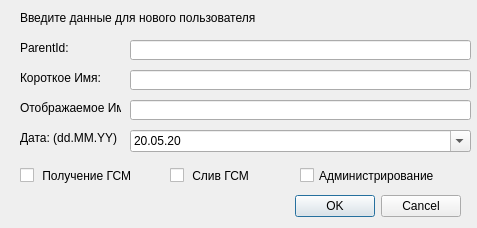
Evgeniykull/DataBase, file dataBaseFirebird/dialogs/adduserdialog.ui: the form before one commit.
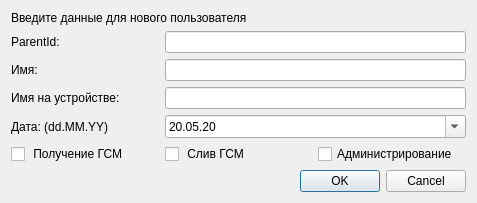
The form after the commit.

```diff
--- a/dataBaseFirebird/dialogs/adduserdialog.ui
+++ b/dataBaseFirebird/dialogs/adduserdialog.ui
@@ -7,171 +7,69 @@
     <x>0</x>
     <y>0</y>
     <width>477</width>
-    <height>228</height>
+    <height>200</height>
    </rect>
   </property>
+  <property name="maximumSize">
+   <size>
+    <width>16777215</width>
+    <height>200</height>
+   </size>
+  </property>
   <property name="windowTitle">
    <string>Пользователь</string>
   </property>
-  <widget class="QDialogButtonBox" name="buttonBox">
-   <property name="geometry">
-    <rect>
-     <x>30</x>
-     <y>190</y>
-     <width>431</width>
-     <height>32</height>
-    </rect>
-   </property>
-   <property name="orientation">
-    <enum>Qt::Horizontal</enum>
-   </property>
-   <property name="standardButtons">
-    <set>QDialogButtonBox::Cancel|QDialogButtonBox::Ok</set>
-   </property>
-  </widget>
-  <widget class="QLineEdit" name="leParentId">
-   <property name="geometry">
-    <rect>
-     <x>130</x>
-     <y>40</y>
-     <width>341</width>
-     <height>20</height>
-    </rect>
-   </property>
-  </widget>
-  <widget class="QLabel" name="lblParentId">
-   <property name="geometry">
-    <rect>
-     <x>20</x>
-     <y>40</y>
-     <width>101</width>
-     <height>16</height>
-    </rect>
-   </property>
-   <property name="text">
-    <string>ParentId:</string>
-   </property>
-  </widget>
+  <layout class="QGridLayout" name="gridLayout">
+   <item row="0" column="0" colspan="3">
   <widget class="QLabel" name="lblInfoText">
-   <property name="geometry">
-    <rect>
-     <x>20</x>
-     <y>10</y>
-     <width>431</width>
-     <height>16</height>
-    </rect>
-   </property>
    <property name="text">
     <string>Введите данные для нового пользователя</string>
    </property>
   </widget>
-  <widget class="QLineEdit" name="leShortName">
-   <property name="geometry">
-    <rect>
-     <x>130</x>
-     <y>70</y>
-     <width>341</width>
-     <height>20</height>
-    </rect>
-   </property>
-  </widget>
+   </item>
+   <item row="1" column="0">
+    <widget class="QLabel" name="lblParentId">
+     <property name="text">
+      <string>ParentId:</string>
+     </property>
+    </widget>
+   </item>
+   <item row="1" column="1" colspan="2">
+    <widget class="QLineEdit" name="leParentId"/>
+   </item>
+   <item row="2" column="0">
   <widget class="QLabel" name="lblShortName">
-   <property name="geometry">
-    <rect>
-     <x>20</x>
-     <y>70</y>
-     <width>101</width>
-     <height>16</height>
-    </rect>
-   </property>
    <property name="text">
-    <string>Короткое Имя:</string>
-   </property>
-  </widget>
-  <widget class="QLineEdit" name="leViewName">
-   <property name="geometry">
-    <rect>
-     <x>130</x>
-     <y>100</y>
-     <width>341</width>
-     <height>20</height>
-    </rect>
-   </property>
-  </widget>
+      <string>Имя:</string>
+     </property>
+    </widget>
+   </item>
+   <item row="2" column="1" colspan="2">
+    <widget class="QLineEdit" name="leShortName"/>
+   </item>
+   <item row="3" column="0">
   <widget class="QLabel" name="lblViewName">
-   <property name="geometry">
-    <rect>
-     <x>20</x>
-     <y>100</y>
-     <width>101</width>
-     <height>16</height>
-    </rect>
-   </property>
    <property name="text">
-    <string>Отображаемое Имя:</string>
-   </property>
-  </widget>
-  <widget class="QCheckBox" name="cb1">
-   <property name="geometry">
-    <rect>
-     <x>20</x>
-     <y>167</y>
-     <width>111</width>
-     <height>17</height>
-    </rect>
-   </property>
-   <property name="text">
-    <string> Получение ГСМ</string>
-   </property>
-  </widget>
-  <widget class="QCheckBox" name="cb2">
-   <property name="geometry">
-    <rect>
-     <x>170</x>
-     <y>167</y>
-     <width>111</width>
-     <height>17</height>
-    </rect>
-   </property>
-   <property name="text">
-    <string> Слив ГСМ</string>
-   </property>
-  </widget>
-  <widget class="QCheckBox" name="cb3">
-   <property name="geometry">
-    <rect>
-     <x>300</x>
-     <y>167</y>
-     <width>141</width>
-     <height>17</height>
-    </rect>
-   </property>
-   <property name="text">
-    <string>Администрирование</string>
-   </property>
-  </widget>
+      <string>Имя на устройстве:</string>
+     </property>
+    </widget>
+   </item>
+   <item row="3" column="1" colspan="2">
+    <widget class="QLineEdit" name="leViewName">
+     <property name="inputMask">
+      <string>xxxxxxxxxxxx</string>
+     </property>
+    </widget>
+   </item>
+   <item row="4" column="0">
   <widget class="QLabel" name="lblViewName_2">
-   <property name="geometry">
-    <rect>
-     <x>20</x>
-     <y>130</y>
-     <width>101</width>
-     <height>16</height>
-    </rect>
-   </property>
    <property name="text">
     <string>Дата: (dd.MM.YY)</string>
    </property>
   </widget>
+   </item>
+   <item row="4" column="1" colspan="2">
   <widget class="QDateEdit" name="dEDate">
-   <property name="geometry">
-    <rect>
-     <x>130</x>
-     <y>130</y>
-     <width>341</width>
-     <height>22</height>
-    </rect>
-   </property>
    <property name="currentSection">
     <enum>QDateTimeEdit::DaySection</enum>
    </property>
@@ -189,6 +87,39 @@
     </date>
    </property>
   </widget>
+   </item>
+   <item row="5" column="0">
+    <widget class="QCheckBox" name="cb1">
+     <property name="text">
+      <string> Получение ГСМ</string>
+     </property>
+    </widget>
+   </item>
+   <item row="5" column="1">
+    <widget class="QCheckBox" name="cb2">
+     <property name="text">
+      <string> Слив ГСМ</string>
+     </property>
+    </widget>
+   </item>
+   <item row="5" column="2">
+    <widget class="QCheckBox" name="cb3">
+     <property name="text">
+      <string>Администрирование</string>
+     </property>
+    </widget>
+   </item>
+   <item row="6" column="0" colspan="3">
+    <widget class="QDialogButtonBox" name="buttonBox">
+     <property name="orientation">
+      <enum>Qt::Horizontal</enum>
+     </property>
+     <property name="standardButtons">
+      <set>QDialogButtonBox::Cancel|QDialogButtonBox::Ok</set>
+     </property>
+    </widget>
+   </item>
+  </layout>
  </widget>
  <tabstops>
   <tabstop>leParentId</tabstop>
```
Lines whose indentation alone changed are shown as unchanged.
